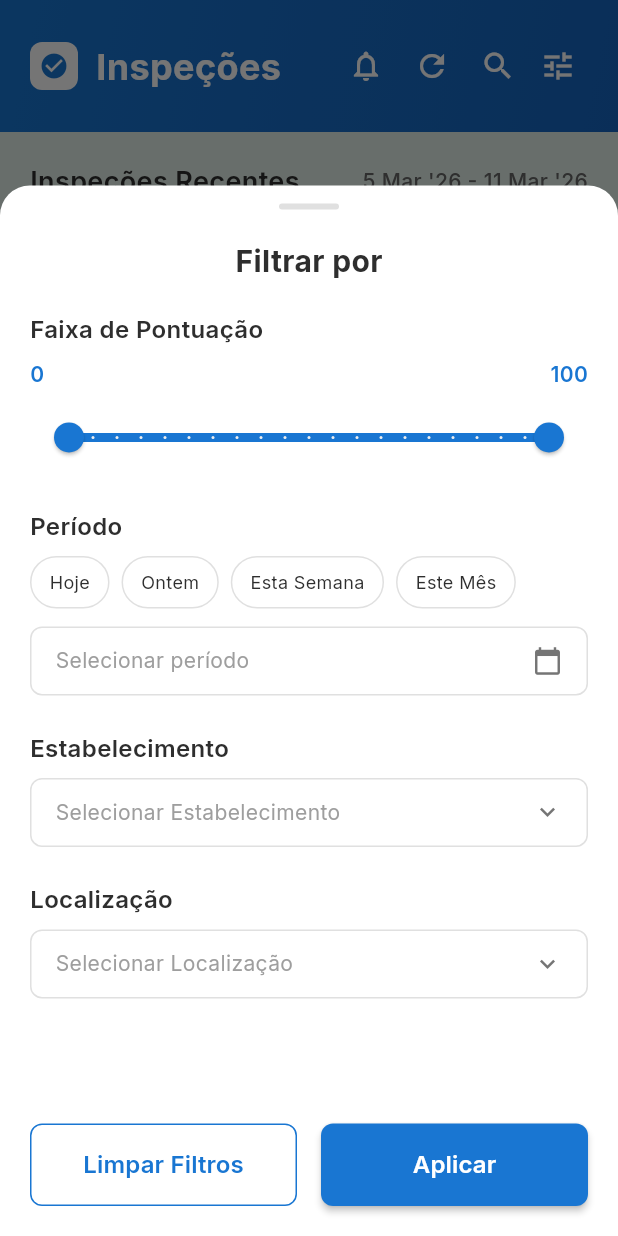
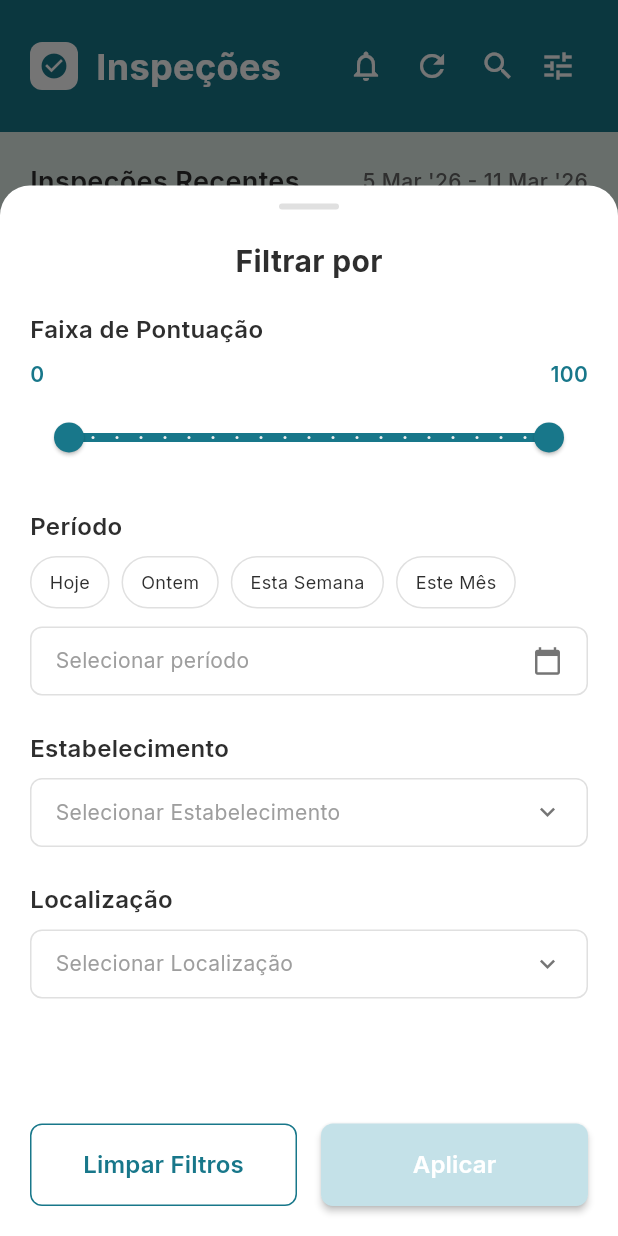
Before and after one commit to rubenpires333/inspecao-app, a Flutter app: the InspectionsScreen screen opened directly, after a tap on the "tune" icon, on a phone screen of 412 x 824 dp. Run offline on Flutter 3.47's test engine with Material 3 defaults, Android fonts, the phone set to English and light mode, and no system bars; our stand-ins replace connectivity_plus, dio, drift, file_picker, flutter_map, geolocator and 7 more; accounts and stored records are empty; generated files the repository leaves out were written again; network calls fail.

Commit message:
aTUALIZACAO DE CORES

```diff
--- a/lib/screens/audit_checklist_screen.dart
+++ b/lib/screens/audit_checklist_screen.dart
@@ -232,8 +232,8 @@ class _AuditChecklistScreenState extends State<AuditChecklistScreen> {
           begin: Alignment.topLeft,
           end: Alignment.bottomRight,
           colors: [
-            Color(0xFF1976D2), // lightPrimary
-            Color(0xFF1565C0),
+            Color(0xFF18778A), // lightPrimary
+            Color(0xFF18778A),
           ],
         ),
       ),
--- a/lib/screens/inspections_screen.dart
+++ b/lib/screens/inspections_screen.dart
@@ -294,7 +294,7 @@ class _InspectionsScreenState extends State<InspectionsScreen> {
                 borderRadius: BorderRadius.circular(16),
                 boxShadow: [
                   BoxShadow(
-                    color: const Color(0xFF1976D2).withOpacity(0.3),
+                    color: const Color(0xFF18778A).withOpacity(0.3),
                     blurRadius: 12,
                     offset: const Offset(0, 4),
                   ),
@@ -308,7 +308,7 @@ class _InspectionsScreenState extends State<InspectionsScreen> {
                   );
                   _loadData(sync: false);
                 },
-                backgroundColor: const Color(0xFF1976D2),
+                backgroundColor: const Color(0xFF18778A),
                 foregroundColor: Colors.white,
                 child: const Icon(Icons.add),
               ),
@@ -324,8 +324,8 @@ class _InspectionsScreenState extends State<InspectionsScreen> {
           begin: Alignment.topLeft,
           end: Alignment.bottomRight,
           colors: [
-            Color(0xFF1976D2), // lightPrimary sempre
-            Color(0xFF1565C0), // lightPrimary com opacidade
+            Color(0xFF18778A), // lightPrimary sempre
+            Color(0xFF18778A), // lightPrimary com opacidade
           ],
         ),
       ),
@@ -358,7 +358,7 @@ class _InspectionsScreenState extends State<InspectionsScreen> {
                             errorBuilder: (context, error, stackTrace) {
                               return const Icon(
                                 Icons.check_circle,
-                                color: Color(0xFF1976D2),
+                                color: Color(0xFF18778A),
                                 size: 20,
                               );
                             },
@@ -533,10 +533,10 @@ class _InspectionsScreenState extends State<InspectionsScreen> {
       child: Container(
         padding: const EdgeInsets.symmetric(vertical: 8, horizontal: 16),
         decoration: BoxDecoration(
-          color: isSelected ? const Color(0xFF1976D2) : Colors.white,
+          color: isSelected ? const Color(0xFF18778A) : Colors.white,
           borderRadius: BorderRadius.circular(20),
           border: Border.all(
-            color: isSelected ? const Color(0xFF1976D2) : Colors.grey[300]!,
+            color: isSelected ? const Color(0xFF18778A) : Colors.grey[300]!,
           ),
         ),
         child: Text(
@@ -842,7 +842,7 @@ class _InspectionsScreenState extends State<InspectionsScreen> {
                         Navigator.pop(context);
                       },
                       style: OutlinedButton.styleFrom(
-                        side: const BorderSide(color: Color(0xFF1976D2)),
+                        side: const BorderSide(color: Color(0xFF18778A)),
                         padding: const EdgeInsets.symmetric(vertical: 16),
                         shape: RoundedRectangleBorder(
                           borderRadius: BorderRadius.circular(8),
@@ -851,7 +851,7 @@ class _InspectionsScreenState extends State<InspectionsScreen> {
                       child: const Text(
                         'Limpar Filtros',
                         style: TextStyle(
-                          color: Color(0xFF1976D2),
+                          color: Color(0xFF18778A),
                           fontWeight: FontWeight.w600,
                         ),
                       ),
@@ -865,7 +865,7 @@ class _InspectionsScreenState extends State<InspectionsScreen> {
                         Navigator.pop(context);
                       },
                       style: ElevatedButton.styleFrom(
-                        backgroundColor: const Color(0xFF1976D2),
+                        backgroundColor: const Color(0xFFC4E1E8),
                         padding: const EdgeInsets.symmetric(vertical: 16),
                         shape: RoundedRectangleBorder(
                           borderRadius: BorderRadius.circular(8),
@@ -916,11 +916,11 @@ class _InspectionsScreenState extends State<InspectionsScreen> {
           children: [
             Text(
               '${_minScore.clamp(0.0, 100.0).round()}',
-              style: const TextStyle(fontSize: 14, fontWeight: FontWeight.w600, color: Color(0xFF1976D2)),
+              style: const TextStyle(fontSize: 14, fontWeight: FontWeight.w600, color: Color(0xFF18778A)),
             ),
             Text(
               '${_maxScore.clamp(0.0, 100.0).round()}',
-              style: const TextStyle(fontSize: 14, fontWeight: FontWeight.w600, color: Color(0xFF1976D2)),
+              style: const TextStyle(fontSize: 14, fontWeight: FontWeight.w600, color: Color(0xFF18778A)),
             ),
           ],
         ),
@@ -933,7 +933,7 @@ class _InspectionsScreenState extends State<InspectionsScreen> {
           min: 0.0,
           max: 100.0,
           divisions: 20,
-          activeColor: const Color(0xFF1976D2),
+          activeColor: const Color(0xFF18778A),
           inactiveColor: Colors.grey[200],
           onChanged: (RangeValues values) {
             setState(() {
@@ -959,9 +959,9 @@ class _InspectionsScreenState extends State<InspectionsScreen> {
       child: Container(
         padding: const EdgeInsets.symmetric(horizontal: 12, vertical: 8),
         decoration: BoxDecoration(
-          color: isSelected ? const Color(0xFF1976D2) : Colors.white,
+          color: isSelected ? const Color(0xFF18778A) : Colors.white,
           border: Border.all(
-            color: isSelected ? const Color(0xFF1976D2) : Colors.grey[300]!,
+            color: isSelected ? const Color(0xFF18778A) : Colors.grey[300]!,
           ),
           borderRadius: BorderRadius.circular(20),
         ),
@@ -1109,9 +1109,9 @@ class _InspectionsScreenState extends State<InspectionsScreen> {
                           return ListTile(
                             title: Text(company),
                             selected: isSelected,
-                            selectedTileColor: const Color(0xFF1976D2).withOpacity(0.1),
+                            selectedTileColor: const Color(0xFF18778A).withOpacity(0.1),
                             trailing: isSelected
-                                ? const Icon(Icons.check, color: Color(0xFF1976D2))
+                                ? const Icon(Icons.check, color: Color(0xFF18778A))
                                 : null,
                             onTap: () {
                               setState(() {
@@ -1149,7 +1149,7 @@ class _InspectionsScreenState extends State<InspectionsScreen> {
                     icon: const Icon(Icons.clear),
                     label: const Text('Limpar Seleção'),
                     style: OutlinedButton.styleFrom(
-                      side: const BorderSide(color: Color(0xFF1976D2)),
+                      side: const BorderSide(color: Color(0xFF18778A)),
                       padding: const EdgeInsets.symmetric(vertical: 12),
                     ),
                   ),
@@ -1189,9 +1189,9 @@ class _InspectionsScreenState extends State<InspectionsScreen> {
                         return ListTile(
                           title: Text(location),
                           selected: isSelected,
-                          selectedTileColor: const Color(0xFF1976D2).withOpacity(0.1),
+                          selectedTileColor: const Color(0xFF18778A).withOpacity(0.1),
                           trailing: isSelected
-                              ? const Icon(Icons.check, color: Color(0xFF1976D2))
+                              ? const Icon(Icons.check, color: Color(0xFF18778A))
                               : null,
                           onTap: () {
                             setState(() {
@@ -1227,7 +1227,7 @@ class _InspectionsScreenState extends State<InspectionsScreen> {
                 icon: const Icon(Icons.clear),
                 label: const Text('Limpar Seleção'),
                 style: OutlinedButton.styleFrom(
-                  side: const BorderSide(color: Color(0xFF1976D2)),
+                  side: const BorderSide(color: Color(0xFF18778A)),
                   padding: const EdgeInsets.symmetric(vertical: 12),
                 ),
               ),
--- a/lib/screens/splash_screen.dart
+++ b/lib/screens/splash_screen.dart
@@ -139,8 +139,8 @@ class _SplashScreenState extends State<SplashScreen>
             begin: Alignment.topCenter,
             end: Alignment.bottomCenter,
             colors: [
-              Color(0xFF1976D2), // lightPrimary
-              Color(0xFF1976D2), // lightPrimary
+              Color(0xFF18778A), // lightPrimary
+              Color(0xFF027A8A), // lightPrimary
               Color(0xFFE3F0E9), // Background específico
             ],
             stops: [0.0, 0.6, 1.0],
--- a/lib/theme.dart
+++ b/lib/theme.dart
@@ -3,11 +3,11 @@ import 'package:google_fonts/google_fonts.dart';
 
 class LightModeColors {
   // Paleta de Cores INSPEV - Requisito R49
-  // Cor 1: #00778b (PANTONE 7506 C) - Cor Principal Escura
-  static const lightPrimary = Color(0xFF00778B);
+  // Cor 1: #18778a (PANTONE 7506 C) - Cor Principal Escura
+  static const lightPrimary = Color(0xFF18778A);
   static const lightOnPrimary = Color(0xFFFFFFFF);
-  // Cor 2: #478d9d (PANTONE P 119-13 U) - Cor Média
-  static const lightSecondary = Color(0xFF478D9D);
+  // Cor 2: #027a8a (PANTONE P 119-13 U) - Cor Média
+  static const lightSecondary = Color(0xFF027A8A);
   static const lightOnSecondary = Color(0xFFFFFFFF);
   // Cor 3: #6fa3b0 (PANTONE 16-4610 TCX) - Cor Clara
   static const lightTertiary = Color(0xFF6FA3B0);
@@ -80,11 +80,11 @@ class FontSizes {
 ThemeData get lightTheme => ThemeData(
   useMaterial3: true,
   colorScheme: ColorScheme.light(
-    primary: LightModeColors.lightPrimary, // #00778b - Cor Principal INSPEV
+    primary: LightModeColors.lightPrimary, // #18778a - Cor Principal INSPEV
     onPrimary: LightModeColors.lightOnPrimary,
     primaryContainer: LightModeColors.lightPrimaryContainer,
     onPrimaryContainer: LightModeColors.lightOnPrimaryContainer,
-    secondary: LightModeColors.lightSecondary, // #478d9d - Cor Média INSPEV
+    secondary: LightModeColors.lightSecondary, // #027a8a - Cor Média INSPEV
     onSecondary: LightModeColors.lightOnSecondary,
     secondaryContainer: LightModeColors.lightSecondaryContainer,
     onSecondaryContainer: LightModeColors.lightOnSecondaryContainer,
--- a/lib/widgets/app_bar_widget.dart
+++ b/lib/widgets/app_bar_widget.dart
@@ -39,7 +39,7 @@ class AppBarWidget extends StatelessWidget implements PreferredSizeWidget {
       actions: actions,
       leading: leading,
       automaticallyImplyLeading: automaticallyImplyLeading,
-      backgroundColor: backgroundColor ?? const Color(0xFF1976D2),
+      backgroundColor: backgroundColor ?? const Color(0xFF18778A),
       foregroundColor: foregroundColor ?? Colors.white,
       elevation: elevation ?? 0,
       bottom: bottom,
--- a/lib/widgets/bottom_nav_bar_widget.dart
+++ b/lib/widgets/bottom_nav_bar_widget.dart
@@ -51,7 +51,7 @@ class BottomNavBarWidget extends StatelessWidget {
         type: BottomNavigationBarType.fixed,
         currentIndex: currentIndex,
         onTap: onTap,
-        selectedItemColor: selectedColor ?? const Color(0xFF1976D2),
+        selectedItemColor: selectedColor ?? const Color(0xFF18778A),
         unselectedItemColor: unselectedColor ??
             Theme.of(context).colorScheme.onSurface.withOpacity(0.6),
         backgroundColor: backgroundColor ?? Theme.of(context).colorScheme.surface,
```
Also changed, not shown: lib/screens/calendar_screen.dart (+8 -8 lines), lib/screens/home_screen.dart (+14 -14 lines), lib/screens/map_screen.dart (+13 -13 lines).
